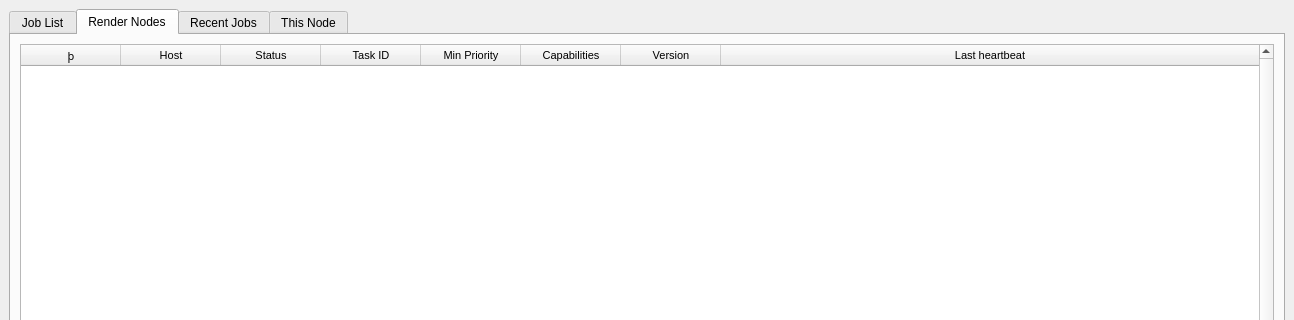
First picture: the form in ui/UI_FarmView.ui, repository david2777/DPS_Hydra, before the edit; both pictures show x 0 to 1294 and y 0 to 320 of the 1294 by 716 pixel window.
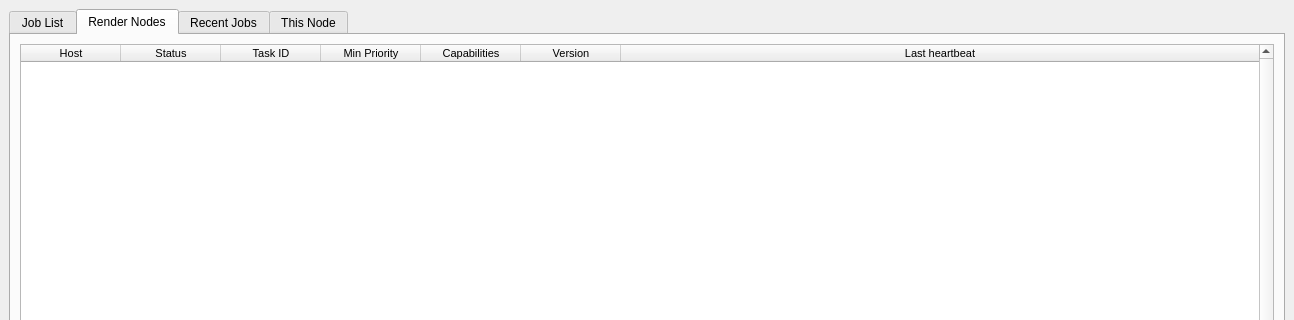
Second picture: the form after the edit. The open tabs and pages were chosen to show the change.

Commit message: Remove checkboxes from RenderNodeTable

```diff
--- a/ui/UI_FarmView.ui
+++ b/ui/UI_FarmView.ui
@@ -434,16 +434,6 @@
           <attribute name="verticalHeaderDefaultSectionSize">
            <number>20</number>
           </attribute>
-          <column>
-           <property name="text">
-            <string>þ</string>
-           </property>
-           <property name="font">
-            <font>
-             <family>Wingdings</family>
-            </font>
-           </property>
-          </column>
           <column>
            <property name="text">
             <string>Host</string>
```
The commit also changes 2 other files.
